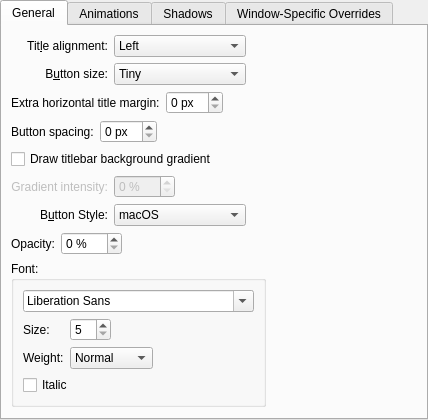
Old version of the form config/ui/breezeconfigurationui.ui in the repository vickoc911/BreezeEnhancedNewButtons.
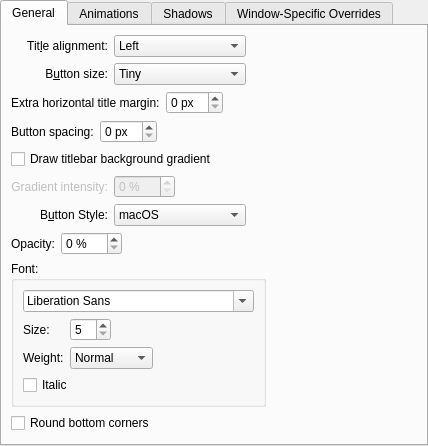
New version of the form. Custom widgets are drawn as their Qt base class.

Diff of the .ui file:
```diff
--- a/config/ui/breezeconfigurationui.ui
+++ b/config/ui/breezeconfigurationui.ui
@@ -270,6 +270,13 @@
            </property>
           </widget>
          </item>
+         <item row="8" column="0" colspan="3">
+          <widget class="QCheckBox" name="roundedCorners">
+           <property name="text">
+            <string>Round bottom corners</string>
+           </property>
+          </widget>
+         </item>
          <item row="0" column="2">
           <spacer name="horizontalSpacer_6">
            <property name="orientation">
@@ -391,7 +398,7 @@
          </item>
         </layout>
        </item>
-       <item row="8" column="0" colspan="3">
+       <item row="9" column="0" colspan="3">
         <spacer name="verticalSpacer">
          <property name="orientation">
           <enum>Qt::Vertical</enum>
```
